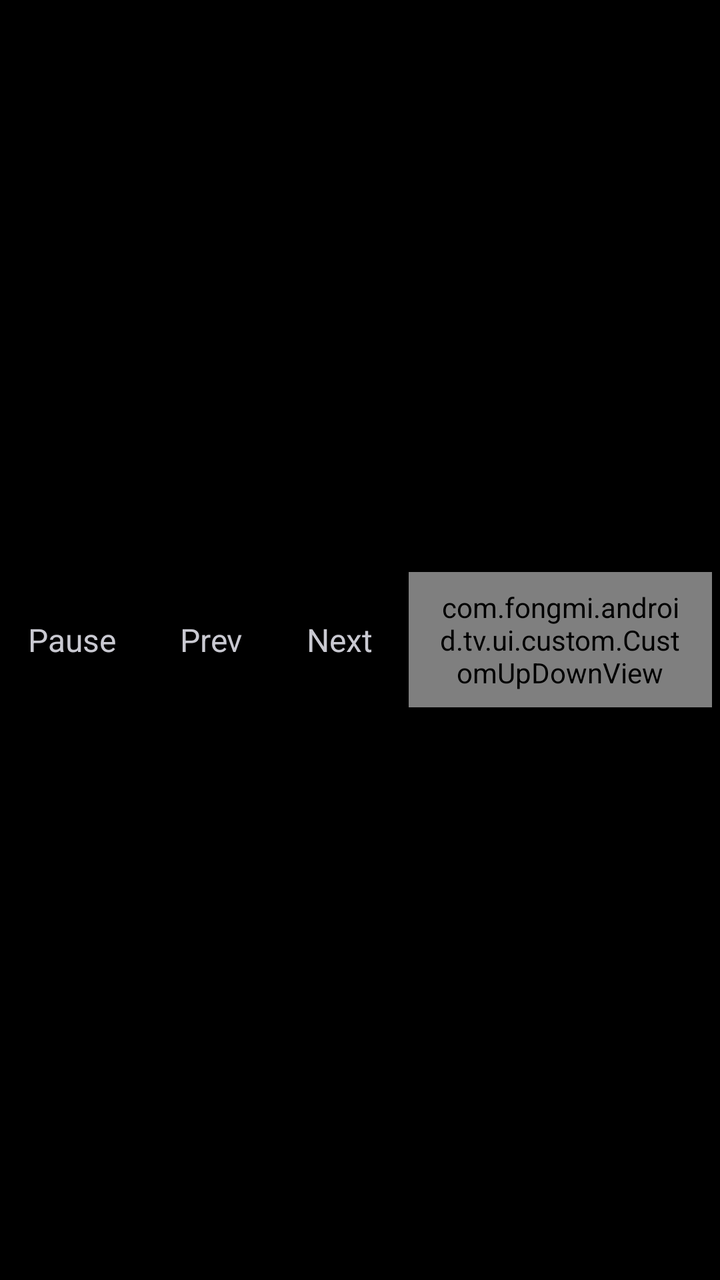
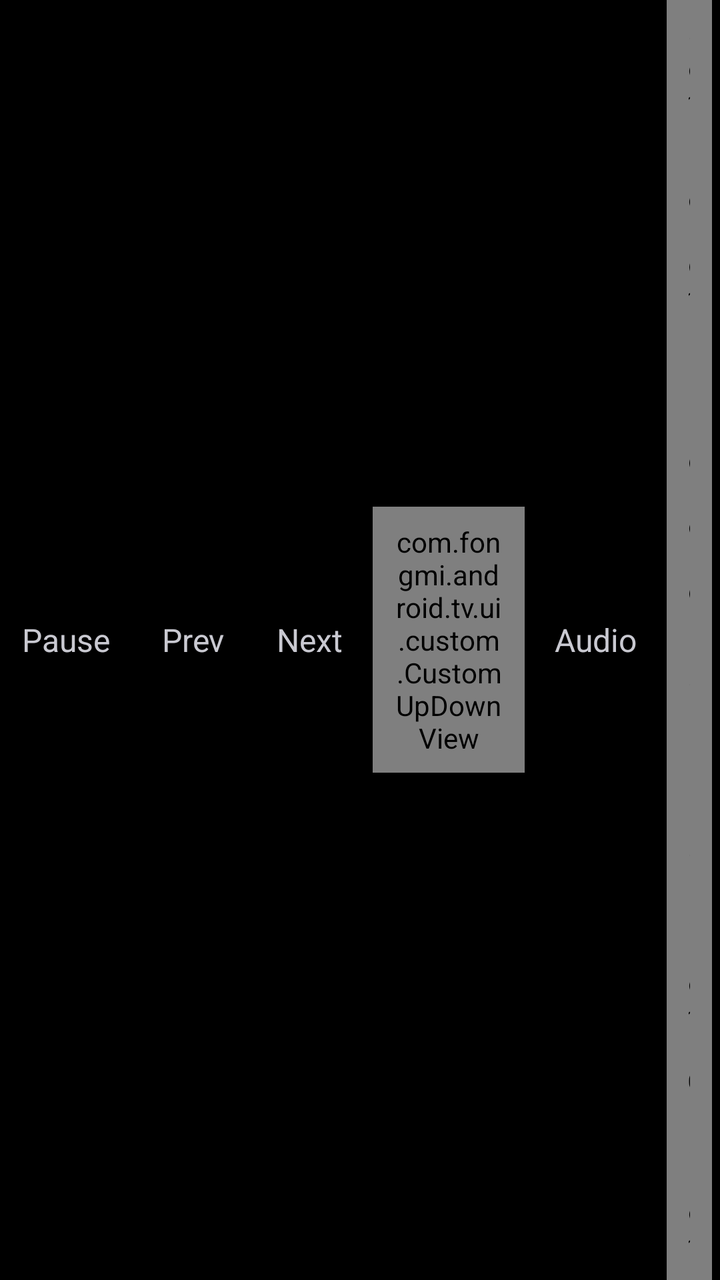

Screens rendered from an Android XML layout before and after an edit, with the pre-edit source and the edit as a unified diff.
<!-- AndroidManifest.xml: another module's application theme Theme.App -->
<!-- res/layout/view_control_vod_action.xml -->
<?xml version="1.0" encoding="utf-8"?>
<androidx.appcompat.widget.LinearLayoutCompat xmlns:android="http://schemas.android.com/apk/res/android"
    xmlns:tools="http://schemas.android.com/tools"
    android:layout_width="match_parent"
    android:layout_height="wrap_content"
    android:orientation="vertical">

    
    <androidx.appcompat.widget.LinearLayoutCompat
        android:id="@+id/extra"
        android:layout_width="match_parent"
        android:layout_height="wrap_content"
        android:layout_marginBottom="8dp"
        android:gravity="center_vertical"
        android:orientation="horizontal"
        android:visibility="gone"
        tools:visibility="visible">

        <com.google.android.material.textview.MaterialTextView
            android:id="@+id/scale"
            style="@style/Control"
            android:layout_marginEnd="6dp"
            android:text="@string/play_scale" />

        <com.google.android.material.textview.MaterialTextView
            android:id="@+id/decode"
            style="@style/Control"
            android:layout_marginEnd="6dp"
            android:text="@string/play_decode" />

        <com.google.android.material.textview.MaterialTextView
            android:id="@+id/player"
            style="@style/Control"
            android:layout_marginEnd="6dp"
            android:text="@string/play_exo" />

        <com.google.android.material.textview.MaterialTextView
            android:id="@+id/speedExtra"
            style="@style/Control"
            android:layout_marginEnd="6dp"
            android:text="@string/play_speed_setting" />

        <com.google.android.material.textview.MaterialTextView
            android:id="@+id/reset"
            style="@style/Control"
            android:layout_marginEnd="6dp"
            android:text="@string/play_reset" />

        <com.google.android.material.textview.MaterialTextView
            android:id="@+id/edition"
            style="@style/Control"
            android:layout_marginEnd="6dp"
            android:text="@string/play_edition"
            android:visibility="gone" />

        <com.google.android.material.textview.MaterialTextView
            android:id="@+id/parse"
            style="@style/Control"
            android:layout_marginEnd="6dp"
            android:text="@string/parse"
            android:visibility="gone" />

        <com.google.android.material.textview.MaterialTextView
            android:id="@+id/danmaku"
            style="@style/Control"
            android:layout_marginEnd="6dp"
            android:text="@string/danmaku"
            android:visibility="gone" />

    </androidx.appcompat.widget.LinearLayoutCompat>

    
    <androidx.appcompat.widget.LinearLayoutCompat
        android:id="@+id/main"
        android:layout_width="match_parent"
        android:layout_height="wrap_content"
        android:gravity="center_vertical"
        android:orientation="horizontal">

        <com.google.android.material.textview.MaterialTextView
            android:id="@+id/playPause"
            style="@style/Control"
            android:layout_marginEnd="4dp"
            android:text="@string/pause" />

        <com.google.android.material.textview.MaterialTextView
            android:id="@+id/prev"
            style="@style/Control"
            android:layout_marginEnd="4dp"
            android:text="@string/play_prev" />

        <com.google.android.material.textview.MaterialTextView
            android:id="@+id/next"
            style="@style/Control"
            android:layout_marginEnd="4dp"
            android:text="@string/play_next" />

        <com.fongmi.android.tv.ui.custom.CustomUpDownView
            android:id="@+id/speed"
            style="@style/Control"
            android:layout_marginEnd="4dp"
            android:fontFeatureSettings="tnum"
            android:text="@string/play_speed" />

        <com.google.android.material.textview.MaterialTextView
            android:id="@+id/audio"
            style="@style/Control"
            android:layout_marginEnd="4dp"
            android:tag="1"
            android:text="@string/play_track_audio" />

        <com.fongmi.android.tv.ui.custom.CustomUpDownView
            android:id="@+id/text"
            style="@style/Control"
            android:layout_marginEnd="4dp"
            android:tag="3"
            android:text="@string/play_track_text" />

        <com.google.android.material.textview.MaterialTextView
            android:id="@+id/video"
            style="@style/Control"
            android:layout_marginEnd="4dp"
            android:tag="2"
            android:text="@string/play_track_video" />

        <com.fongmi.android.tv.ui.custom.CustomUpDownView
            android:id="@+id/opening"
            style="@style/Control"
            android:layout_marginEnd="4dp"
            android:text="@string/play_op" />

        <com.fongmi.android.tv.ui.custom.CustomUpDownView
            android:id="@+id/ending"
            style="@style/Control"
            android:layout_marginEnd="4dp"
            android:text="@string/play_ed" />

        <com.google.android.material.textview.MaterialTextView
            android:id="@+id/repeat"
            style="@style/Control"
            android:layout_marginEnd="4dp"
            android:background="@drawable/selector_chip_toggle"
            android:text="@string/play_repeat"
            android:textColor="@color/control_toggle_text" />

        <com.google.android.material.textview.MaterialTextView
            android:id="@+id/chapter"
            style="@style/Control"
            android:layout_marginEnd="4dp"
            android:text="@string/play_chapter" />

        <com.google.android.material.textview.MaterialTextView
            android:id="@+id/replay"
            style="@style/Control"
            android:layout_marginEnd="4dp"
            android:text="@string/play_replay" />

        <com.google.android.material.textview.MaterialTextView
            android:id="@+id/statsButton"
            style="@style/Control"
            android:layout_marginEnd="4dp"
            android:text="@string/play_stats" />

        <com.google.android.material.textview.MaterialTextView
            android:id="@+id/more"
            style="@style/Control"
            android:text="@string/play_more" />

    </androidx.appcompat.widget.LinearLayoutCompat>

</androidx.appcompat.widget.LinearLayoutCompat>
<!-- resources referenced by this layout -->
<resources>
  <string name="danmaku">Danmaku</string>
  <string name="parse">Parse</string>
  <string name="pause">Pause</string>
  <string name="play_chapter">Chapter</string>
  <string name="play_decode">Hard</string>
  <string name="play_ed">ED</string>
  <string name="play_edition">Title</string>
  <string name="play_exo">EXO</string>
  <string name="play_more">More</string>
  <string name="play_next">Next</string>
  <string name="play_op">OP</string>
  <string name="play_prev">Prev</string>
  <string name="play_repeat">Repeat</string>
  <string name="play_replay">Replay</string>
  <string name="play_reset">Reset</string>
  <string name="play_scale">Default</string>
  <string name="play_speed">Speed</string>
  <string name="play_speed_setting">Speed setting</string>
  <string name="play_stats">Stats</string>
  <string name="play_track_audio">Audio</string>
  <string name="play_track_text">Text</string>
  <string name="play_track_video">Video</string>
  <style name="Control">
          <item name="android:layout_width">wrap_content</item>
          <item name="android:layout_height">wrap_content</item>
          <item name="android:background">@drawable/selector_chip</item>
          <item name="android:focusable">true</item>
          <item name="android:focusableInTouchMode">true</item>
          <item name="android:paddingStart">14dp</item>
          <item name="android:paddingEnd">14dp</item>
          <item name="android:paddingTop">8dp</item>
          <item name="android:paddingBottom">8dp</item>
          <item name="android:textColor">@color/text</item>
          <item name="android:textSize">16sp</item>
      </style>
  <style name="Theme.App" parent="Theme.Base" />
  <color name="qbox_text">#FFFFFF</color>
  <color name="qbox_focus_text">#0B0B0F</color>
  <color name="transparent">#00000000</color>
  <color name="qbox_surface">#17171C</color>
  <style name="ThemeOverlay.QBox.Dialog" parent="ThemeOverlay.Material3.MaterialAlertDialog">
          <item name="colorSurface">@color/qbox_surface</item>
          <item name="colorSurfaceContainerHigh">@color/qbox_surface</item>
          <item name="colorSurfaceContainer">@color/qbox_surface</item>
          <item name="elevationOverlayEnabled">false</item>
      </style>
  <style name="ThemeOverlay.QBox.Sheet" parent="ThemeOverlay.Material3.BottomSheetDialog">
          <item name="colorSurface">@color/qbox_surface</item>
          <item name="colorSurfaceContainerHigh">@color/qbox_surface</item>
          <item name="colorSurfaceContainer">@color/qbox_surface</item>
          <item name="elevationOverlayEnabled">false</item>
      </style>
  <color name="qbox_bg">#000000</color>
  <style name="NoAnim">
          <item name="android:activityOpenEnterAnimation">@null</item>
          <item name="android:activityOpenExitAnimation">@null</item>
          <item name="android:activityCloseEnterAnimation">@null</item>
          <item name="android:activityCloseExitAnimation">@null</item>
      </style>
  <!-- unchanged entries left out for length: 8 -->
</resources>

<!-- the commit's change to res/layout/view_control_vod_action.xml (unified diff, before → after) -->
@@ -18,19 +18,19 @@
 
         <com.google.android.material.textview.MaterialTextView
             android:id="@+id/scale"
-            style="@style/Control"
+            style="@style/Control.Value"
             android:layout_marginEnd="6dp"
             android:text="@string/play_scale" />
 
         <com.google.android.material.textview.MaterialTextView
             android:id="@+id/decode"
-            style="@style/Control"
+            style="@style/Control.Value"
             android:layout_marginEnd="6dp"
             android:text="@string/play_decode" />
 
         <com.google.android.material.textview.MaterialTextView
             android:id="@+id/player"
-            style="@style/Control"
+            style="@style/Control.Value"
             android:layout_marginEnd="6dp"
             android:text="@string/play_exo" />
 
@@ -97,9 +97,8 @@
 
         <com.fongmi.android.tv.ui.custom.CustomUpDownView
             android:id="@+id/speed"
-            style="@style/Control"
+            style="@style/Control.Value"
             android:layout_marginEnd="4dp"
-            android:fontFeatureSettings="tnum"
             android:text="@string/play_speed" />
 
         <com.google.android.material.textview.MaterialTextView
@@ -125,13 +124,13 @@
 
         <com.fongmi.android.tv.ui.custom.CustomUpDownView
             android:id="@+id/opening"
-            style="@style/Control"
+            style="@style/Control.Value"
             android:layout_marginEnd="4dp"
             android:text="@string/play_op" />
 
         <com.fongmi.android.tv.ui.custom.CustomUpDownView
             android:id="@+id/ending"
-            style="@style/Control"
+            style="@style/Control.Value"
             android:layout_marginEnd="4dp"
             android:text="@string/play_ed" />
 
<!-- resource entries referenced after the edit -->
@@ -28,12 +28,19 @@
           <item name="android:background">@drawable/selector_chip</item>
           <item name="android:focusable">true</item>
           <item name="android:focusableInTouchMode">true</item>
-          <item name="android:paddingStart">14dp</item>
-          <item name="android:paddingEnd">14dp</item>
+          <item name="android:paddingStart">11dp</item>
+          <item name="android:paddingEnd">11dp</item>
           <item name="android:paddingTop">8dp</item>
           <item name="android:paddingBottom">8dp</item>
           <item name="android:textColor">@color/text</item>
           <item name="android:textSize">16sp</item>
+      </style>
+  <style name="Control.Value" parent="Control">
+          <item name="android:layout_width">76dp</item>
+          <item name="android:gravity">center</item>
+          <item name="android:fontFeatureSettings">tnum</item>
+          <item name="android:singleLine">true</item>
+          <item name="android:ellipsize">end</item>
       </style>
   <style name="Theme.App" parent="Theme.Base" />
   <color name="qbox_text">#FFFFFF</color>
@@ -51,6 +58,8 @@
           <item name="colorSurfaceContainerHigh">@color/qbox_surface</item>
           <item name="colorSurfaceContainer">@color/qbox_surface</item>
           <item name="elevationOverlayEnabled">false</item>
+          <item name="bottomSheetStyle">@style/QBox.BottomSheet</item>
+          <item name="android:windowAnimationStyle">@style/QBox.PanelAnim</item>
       </style>
   <color name="qbox_bg">#000000</color>
   <style name="NoAnim">
@@ -59,6 +68,12 @@
           <item name="android:activityCloseEnterAnimation">@null</item>
           <item name="android:activityCloseExitAnimation">@null</item>
       </style>
+  <style name="QBox.BottomSheet" parent="Widget.Material3.BottomSheet">
+          <item name="marginLeftSystemWindowInsets">false</item>
+          <item name="marginRightSystemWindowInsets">false</item>
+          <item name="marginTopSystemWindowInsets">false</item>
+      </style>
+  <style name="QBox.PanelAnim" parent="android:Animation.Dialog" />
   <!-- unchanged entries left out for length: 8 -->
 </resources>
 
